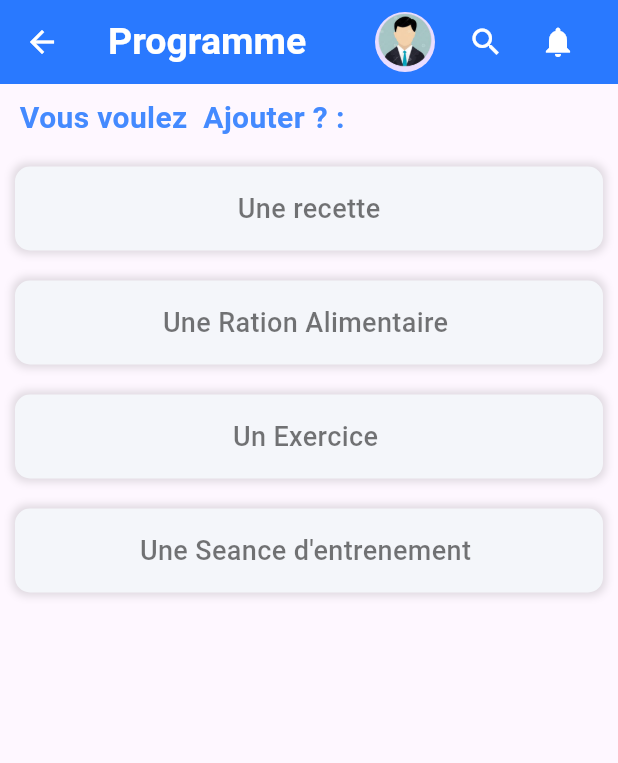
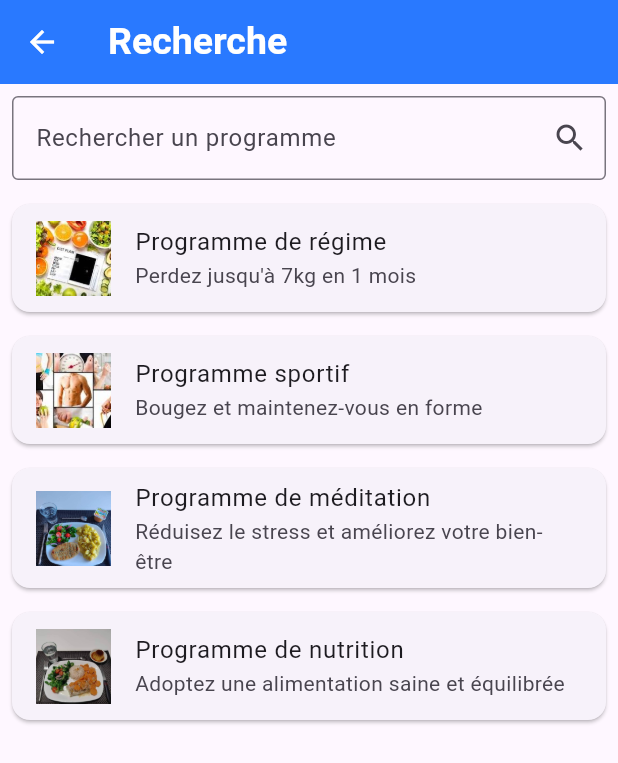
Before and after one commit to steph2pro/mywellbeingApp, a Flutter app: the ChoixElement screen opened directly, after a tap on the "search" icon, on a phone screen of 412 x 824 dp. Shown: the top 763 px of the screen. Run offline on Flutter 3.47's test engine with Material 3 defaults, Android fonts, the phone set to English and light mode, and no system bars; our stand-ins replace image_picker, petitparser, shared_preferences; missing offline and left inert: custom_clippers; accounts and stored records are empty; Roboto replaces fonts that are missing (Montseraat).

Commit message:
ajout des models message et groupe de discution et la navBar fonctionel ainsi que la recherche

```diff
--- a/lib/views/pagePincipal.dart
+++ b/lib/views/pagePincipal.dart
@@ -6,6 +6,7 @@ import 'package:mywellbeing/views/myProfile.dart';
 import 'package:mywellbeing/views/contenuePagePincipal.dart';
 import 'package:mywellbeing/views/programmeList.dart';
 import 'package:mywellbeing/views/messages_screen.dart';
+import 'package:mywellbeing/views/widgets/navBarWidget.dart';
 
 class PagePincipal extends StatefulWidget {
   const PagePincipal({super.key});
@@ -41,7 +42,7 @@ class _PagePincipalState extends State<PagePincipal> {
                   ),
                   ),
                   ),
-                  profilPlus
+                  NavBarWidget()
               ]
             ),
 
@@ -56,7 +57,8 @@ class _PagePincipalState extends State<PagePincipal> {
                   ),
                  ),
                 ),
-                  profilPlus
+                  NavBarWidget()
+
               ]
             ),
 
@@ -72,7 +74,8 @@ class _PagePincipalState extends State<PagePincipal> {
                     ),
                   ),
                 ),
-                profilPlus
+                  NavBarWidget()
+
               ]
             ),
 
@@ -88,7 +91,8 @@ class _PagePincipalState extends State<PagePincipal> {
                     ),
                   ),
                 ),
-                  profilPlus
+                  NavBarWidget()
+
               ]
             ),
 
@@ -104,9 +108,10 @@ class _PagePincipalState extends State<PagePincipal> {
                     ),
                   ),
                 ),
-                profilPlus
+                NavBarWidget()
               ]
             ),
+
           ][_currentIndex],
           iconTheme: IconThemeData(color: Colors.white),
           backgroundColor: Colors.blueAccent[400],
@@ -166,27 +171,57 @@ class _PagePincipalState extends State<PagePincipal> {
       ),
     );
   }
-    Widget profilPlus = Container(
-      child: Row(
-        children: [
-          CircleAvatar(
-            backgroundImage: AssetImage('assets/images/profile.png'),
-            radius: 20,
-          ),
-          SizedBox(width: 10),
-          IconButton(
-            icon: Icon(Icons.search),
-            onPressed: () {
-              // Action à effectuer lors du clic sur l'icône de recherche
-            },
-          ),
-          IconButton(
-            icon: Icon(Icons.notifications),
-            onPressed: () {
-              // Action à effectuer lors du clic sur l'icône de notification
-            },
-          ),
-        ],
-      ),
-    );
+    // Widget   = Container(
+    //   child: Row(
+    //     children: [
+    //       GestureDetector(
+    //         onTap: () {
+    //           // Action à effectuer lorsque tu cliques sur l'image
+    //           // // Navigue vers une autre page
+    //           // Navigator.push(
+    //           //   context,
+    //           //   MaterialPageRoute(builder: (context) => AutrePage()),
+    //           // );
+    //         },
+    //         child: CircleAvatar(
+    //           backgroundImage: AssetImage('assets/images/profile.png'),
+    //           radius: 20,
+    //         ),
+    //       ),
+    //       SizedBox(width: 10),
+    //       GestureDetector(
+    //         onTap: () {
+    //           // Action à effectuer lorsque tu cliques sur l'icône de recherche
+    //           // // Navigue vers une autre page
+    //           // Navigator.push(
+    //           //   context,
+    //           //   MaterialPageRoute(builder: (context) => AutrePage()),
+    //           // );
+    //         },
+    //         child: IconButton(
+    //           icon: Icon(Icons.search),
+    //           onPressed: () {
+    //             // Action à effectuer lors du clic sur l'icône de recherche
+    //           },
+    //         ),
+    //       ),
+    //       GestureDetector(
+    //         onTap: () {
+    //           // Action à effectuer lorsque tu cliques sur l'icône de notification
+    //           // Navigue vers une autre page
+    //           Navigator.push(
+    //             context,
+    //             MaterialPageRoute(builder: (context) => NotificationList()),
+    //           );
+    //         },
+    //         child: IconButton(
+    //           icon: Icon(Icons.notifications),
+    //           onPressed: () {
+    //             // Action à effectuer lors du clic sur l'icône de notification
+    //           },
+    //         ),
+    //       ),
+    //     ],
+    //   ),
+    // );
 }
--- a/lib/views/programme/choixElement.dart
+++ b/lib/views/programme/choixElement.dart
@@ -3,6 +3,7 @@ import 'package:mywellbeing/views/programme/recetteAdd.dart';
 import 'package:mywellbeing/views/programme/rationAdd.dart';
 import 'package:mywellbeing/views/programme/exerciceAdd.dart';
 import 'package:mywellbeing/views/programme/seanceAdd.dart';
+import 'package:mywellbeing/views/widgets/navBarWidget.dart';
 
 // Page affichant la liste des programmes
 class ChoixElement extends StatefulWidget {
@@ -44,7 +45,7 @@ class _ChoixElementState extends State<ChoixElement> {
                   ),
                   ),
                   ),
-                  profilPlus
+                  NavBarWidget()
               ]
             ),
         iconTheme: IconThemeData(color: Colors.white),
@@ -113,27 +114,3 @@ class _ChoixElementState extends State<ChoixElement> {
     );
   }
 }
-
-Widget profilPlus = Container(
-      child: Row(
-        children: [
-          CircleAvatar(
-            backgroundImage: AssetImage('assets/images/profile.png'),
-            radius: 20,
-          ),
-          SizedBox(width: 10),
-          IconButton(
-            icon: Icon(Icons.search),
-            onPressed: () {
-              // Action à effectuer lors du clic sur l'icône de recherche
-            },
-          ),
-          IconButton(
-            icon: Icon(Icons.notifications),
-            onPressed: () {
-              // Action à effectuer lors du clic sur l'icône de notification
-            },
-          ),
-        ],
-      ),
-    );
--- a/lib/views/programme/exerciceAdd.dart
+++ b/lib/views/programme/exerciceAdd.dart
@@ -1,6 +1,7 @@
 //import 'dart:nativewrappers/_internal/vm/lib/core_patch.dart';
 
 import 'package:flutter/material.dart';
+import 'package:mywellbeing/views/widgets/navBarWidget.dart';
 
 class ExerciceAdd extends StatefulWidget {
   @override
@@ -36,7 +37,7 @@ class _ExerciceAddState extends State<ExerciceAdd> {
                   ),
                   ),
                   ),
-                  profilPlus
+                  NavBarWidget()
               ]
             ),
         iconTheme: IconThemeData(color: Colors.white),
@@ -323,26 +324,3 @@ class _ExerciceAddState extends State<ExerciceAdd> {
   }
 
 }
-Widget profilPlus = Container(
-      child: Row(
-        children: [
-          CircleAvatar(
-            backgroundImage: AssetImage('assets/images/profile.png'),
-            radius: 20,
-          ),
-          SizedBox(width: 10),
-          IconButton(
-            icon: Icon(Icons.search),
-            onPressed: () {
-              // Action à effectuer lors du clic sur l'icône de recherche
-            },
-          ),
-          IconButton(
-            icon: Icon(Icons.notifications),
-            onPressed: () {
-              // Action à effectuer lors du clic sur l'icône de notification
-            },
-          ),
-        ],
-      ),
-    );
--- a/lib/views/programme/programmeAdd.dart
+++ b/lib/views/programme/programmeAdd.dart
@@ -1,4 +1,5 @@
 import 'package:flutter/material.dart';
+import 'package:mywellbeing/views/widgets/navBarWidget.dart';
 
 
 class ProgrammeAdd extends StatefulWidget {
@@ -50,7 +51,7 @@ class _ProgrammeAddState extends State<ProgrammeAdd> {
                   ),
                   ),
                   ),
-                  profilPlus
+                  NavBarWidget()
               ]
             ),
         iconTheme: IconThemeData(color: Colors.white),
@@ -253,26 +254,3 @@ class _ProgrammeAddState extends State<ProgrammeAdd> {
   }
 
 }
-Widget profilPlus = Container(
-      child: Row(
-        children: [
-          CircleAvatar(
-            backgroundImage: AssetImage('assets/images/profile.png'),
-            radius: 20,
-          ),
-          SizedBox(width: 10),
-          IconButton(
-            icon: Icon(Icons.search),
-            onPressed: () {
-              // Action à effectuer lors du clic sur l'icône de recherche
-            },
-          ),
-          IconButton(
-            icon: Icon(Icons.notifications),
-            onPressed: () {
-              // Action à effectuer lors du clic sur l'icône de notification
-            },
-          ),
-        ],
-      ),
-    );
--- a/lib/views/programme/rationAdd.dart
+++ b/lib/views/programme/rationAdd.dart
@@ -1,4 +1,5 @@
 import 'package:flutter/material.dart';
+import 'package:mywellbeing/views/widgets/navBarWidget.dart';
 
 
 class RationAdd extends StatefulWidget {
@@ -35,7 +36,7 @@ class _RationAddState extends State<RationAdd> {
                   ),
                   ),
                   ),
-                  profilPlus
+                  NavBarWidget()
               ]
             ),
         iconTheme: IconThemeData(color: Colors.white),
@@ -178,26 +179,3 @@ class _RationAddState extends State<RationAdd> {
   }
 
 }
-Widget profilPlus = Container(
-      child: Row(
-        children: [
-          CircleAvatar(
-            backgroundImage: AssetImage('assets/images/profile.png'),
-            radius: 20,
-          ),
-          SizedBox(width: 10),
-          IconButton(
-            icon: Icon(Icons.search),
-            onPressed: () {
-              // Action à effectuer lors du clic sur l'icône de recherche
-            },
-          ),
-          IconButton(
-            icon: Icon(Icons.notifications),
-            onPressed: () {
-              // Action à effectuer lors du clic sur l'icône de notification
-            },
-          ),
-        ],
-      ),
-    );
--- a/lib/views/programme/recetteAdd.dart
+++ b/lib/views/programme/recetteAdd.dart
@@ -1,4 +1,5 @@
 import 'package:flutter/material.dart';
+import 'package:mywellbeing/views/widgets/navBarWidget.dart';
 
 class RecetteAdd extends StatefulWidget {
   @override
@@ -26,7 +27,7 @@ class _RecetteAddState extends State<RecetteAdd> {
                   ),
                   ),
                   ),
-                  profilPlus
+                  NavBarWidget()
               ]
             ),
         iconTheme: IconThemeData(color: Colors.white),
@@ -131,26 +132,3 @@ class _RecetteAddState extends State<RecetteAdd> {
   }
 
 }
-Widget profilPlus = Container(
-      child: Row(
-        children: [
-          CircleAvatar(
-            backgroundImage: AssetImage('assets/images/profile.png'),
-            radius: 20,
-          ),
-          SizedBox(width: 10),
-          IconButton(
-            icon: Icon(Icons.search),
-            onPressed: () {
-              // Action à effectuer lors du clic sur l'icône de recherche
-            },
-          ),
-          IconButton(
-            icon: Icon(Icons.notifications),
-            onPressed: () {
-              // Action à effectuer lors du clic sur l'icône de notification
-            },
-          ),
-        ],
-      ),
-    );
--- a/lib/views/programme/seanceAdd.dart
+++ b/lib/views/programme/seanceAdd.dart
@@ -1,4 +1,5 @@
 import 'package:flutter/material.dart';
+import 'package:mywellbeing/views/widgets/navBarWidget.dart';
 
 
 class SeanceAdd extends StatefulWidget {
@@ -45,7 +46,7 @@ class _SeanceAddState extends State<SeanceAdd> {
                   ),
                   ),
                   ),
-                  profilPlus
+                  NavBarWidget()
               ]
             ),
         iconTheme: IconThemeData(color: Colors.white),
@@ -334,26 +335,3 @@ class _SeanceAddState extends State<SeanceAdd> {
   }
 
 }
-Widget profilPlus = Container(
-      child: Row(
-        children: [
-          CircleAvatar(
-            backgroundImage: AssetImage('assets/images/profile.png'),
-            radius: 20,
-          ),
-          SizedBox(width: 10),
-          IconButton(
-            icon: Icon(Icons.search),
-            onPressed: () {
-              // Action à effectuer lors du clic sur l'icône de recherche
-            },
-          ),
-          IconButton(
-            icon: Icon(Icons.notifications),
-            onPressed: () {
-              // Action à effectuer lors du clic sur l'icône de notification
-            },
-          ),
-        ],
-      ),
-    );
--- /dev/null
+++ b/lib/views/recherche.dart
@@ -0,0 +1,104 @@
+import 'package:flutter/material.dart';
+
+
+class Program {
+  final String name;
+  final String imageUrl;
+  final String description;
+
+  Program({required this.name, required this.imageUrl, required this.description});
+}
+
+
+class Recherche extends StatefulWidget {
+  @override
+  _RechercheState createState() => _RechercheState();
+}
+
+class _RechercheState extends State<Recherche> {
+  final List<Program> programs = [
+    Program(
+      name: "Programme de régime",
+      imageUrl: "assets/images/regime.jpg",
+      description: "Perdez jusqu'à 7kg en 1 mois",
+    ),
+    Program(
+      name: "Programme sportif",
+      imageUrl: "assets/images/sport.jpg",
+      description: "Bougez et maintenez-vous en forme",
+    ),
+    Program(
+      name: "Programme de méditation",
+      imageUrl: "assets/images/reg6.jpg",
+      description: "Réduisez le stress et améliorez votre bien-être",
+    ),
+    Program(
+      name: "Programme de nutrition",
+      imageUrl: "assets/images/reg4.jpg",
+      description: "Adoptez une alimentation saine et équilibrée",
+    ),
+    // Ajoutez d'autres programmes ici
+  ];
+
+  String query = '';
+
+  @override
+  Widget build(BuildContext context) {
+    //logique de la recherche
+     List<Program> filteredPrograms = programs.where((program) {
+      final programNameLower = program.name.toLowerCase();
+      final programDescriptionLower = program.description.toLowerCase();
+      final queryLower = query.toLowerCase();
+
+      return programNameLower.contains(queryLower) || programDescriptionLower.contains(queryLower);
+    }).toList();
+
+    return Scaffold(
+      appBar: AppBar(
+        title: Text('Recherche',
+        style:TextStyle(color: Colors.white,
+                    fontFamily: 'Montseraat',
+                    fontSize: 25,
+                    fontWeight: FontWeight.bold,
+            ),
+        ),
+        iconTheme: IconThemeData(color: Colors.white),
+        backgroundColor: Colors.blueAccent[400],
+      ),
+      body: Column(
+        children: [
+          Padding(
+            padding: const EdgeInsets.all(8.0),
+            child: TextField(
+              onChanged: (value) {
+                setState(() {
+                  query = value;
+                });
+              },
+              decoration: InputDecoration(
+                labelText: 'Rechercher un programme',
+                border: OutlineInputBorder(),
+                suffixIcon: Icon(Icons.search),
+              ),
+            ),
+          ),
+          Expanded(
+            child: ListView.builder(
+              itemCount: filteredPrograms.length,
+              itemBuilder: (context, index) {
+                return Card(
+                  margin: const EdgeInsets.all(8.0),
+                  child: ListTile(
+                    leading: Image.asset(filteredPrograms[index].imageUrl, width: 50, height: 50, fit: BoxFit.cover),
+                    title: Text(filteredPrograms[index].name),
+                    subtitle: Text(filteredPrograms[index].description),
+                  ),
+                );
+              },
+            ),
+          ),
+        ],
+      ),
+    );
+  }
+}
--- /dev/null
+++ b/lib/views/widgets/navBarWidget.dart
@@ -0,0 +1,108 @@
+import 'package:flutter/material.dart';
+import 'package:petitparser/parser.dart';
+import '../notification.dart';
+import '../myProfile.dart';
+import '../recherche.dart';
+class NavBarWidget extends StatelessWidget {
+  const NavBarWidget({super.key});
+Widget build(BuildContext context) {
+  return Container(
+              child: Row(
+                children: [
+                  GestureDetector(
+                    onTap: () {
+                      // Action à effectuer lorsque tu cliques sur l'image
+                      Navigator.push(
+                        context,
+                        MaterialPageRoute(builder: (context) => MyProfile()),
+                      );
+                    },
+                    child: CircleAvatar(
+                          backgroundImage: AssetImage('assets/images/profile.png'),
+                          radius: 20,
+                        ),
+
+
+                  ),
+                  SizedBox(width: 7),
+                  IconButton(
+                      icon: Icon(Icons.search),
+                      iconSize: 30,
+                      onPressed: () {
+                        Navigator.push(
+                              context,
+                              MaterialPageRoute(builder: (context) => Recherche()),
+                            );
+                        // Action à effectuer lors du clic sur l'icône de recherche
+                      },
+                    ),
+                    GestureDetector(
+                    onTap: () {
+                      // Action à effectuer lorsque tu cliques sur l'image
+                      Navigator.push(
+                        context,
+                        MaterialPageRoute(builder: (context) => NotificationList()),
+                      );
+                    },
+                    child: Stack(
+                      children: [
+                        IconButton(
+                          icon: Icon(Icons.notifications),
+                          iconSize: 30,
+                          onPressed: () {
+                            Navigator.push(
+                              context,
+                              MaterialPageRoute(builder: (context) => NotificationList()),
+                            ); // Action à effectuer lors du clic sur l'icône de notification
+                          },
+                        ),
+                        Positioned(
+                          right: 5,
+                          top: 18,
+                          child: CircleAvatar(
+                            radius: 10,
+                            backgroundColor: Colors.green,
+                            child: Text(
+                              "5",
+                              style: TextStyle(color: Colors.white, fontSize: 15),
+                            ),
+                          ),
+                        ),
+                      ],
+                    ),
+
+
+                  ),
+
+                  // IconButton(
+                  //     icon: Icon(Icons.notifications),
+                  //     onPressed: () {
+                  //      Navigator.push(
+                  //       context,
+                  //       MaterialPageRoute(builder: (context) => NotificationList()),
+                  //     ); // Action à effectuer lors du clic sur l'icône de notification
+                  //     },
+                  //   ),
+                  //   Positioned(
+                  //         width: 2,
+                  //         height: 10,
+                  //       child: CircleAvatar(
+                  //           radius: 50,
+                  //           backgroundColor: Colors.green,
+                  //           child: Text("5",
+                  //           style: TextStyle(color: Colors.white),
+                  //           )
+                  //       ),
+                  //       bottom: -10,
+                  //       left:10,
+                  //     ),
+                    // Column(
+                    //   children: [
+
+
+                    //   ],)
+                ],
+              ),
+            );
+}
+}
```
Also changed, not shown: lib/views/myProfile.dart (+13 -0 lines), lib/views/notification.dart (added, +104 -0 lines), 3 other files.
